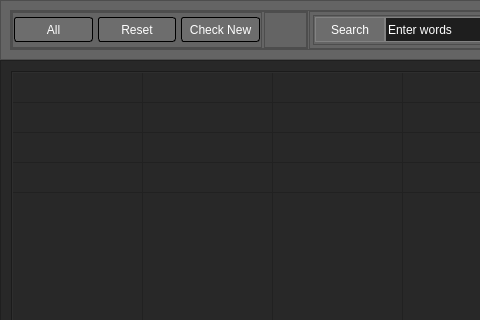
Before: the Qt Designer form graphic_main.ui in AndreSci/TRADER_pars, drawn with Qt 5; both pictures show x 0 to 480 and y 0 to 320 of the 720 by 686 pixel window.
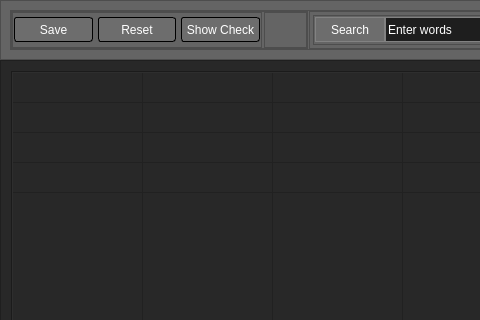
After: the same form once the commit is applied.

Commit message: Future: new func for button

```diff
--- a/graphic_main.ui
+++ b/graphic_main.ui
@@ -354,7 +354,7 @@
 }</string>
                  </property>
                  <property name="text">
-                  <string>Check New</string>
+                  <string>Show Check</string>
                  </property>
                 </widget>
                </item>
@@ -410,7 +410,7 @@
 }</string>
                  </property>
                  <property name="text">
-                  <string>All</string>
+                  <string>Save</string>
                  </property>
                 </widget>
                </item>
```
Left out of the diff: 4 changed lines with no effect on the pictures. The commit also changes 3 other files.
